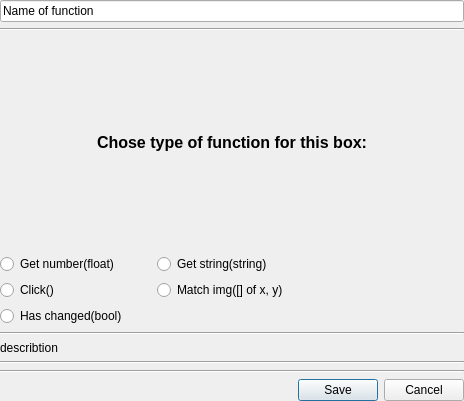
First picture: the form in Design/BoxDialog.ui, repository Kanter666/Botter, before the edit.
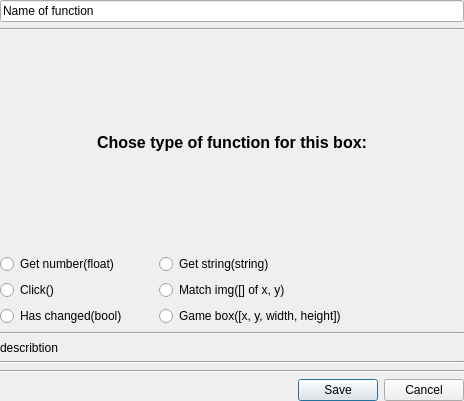
Second picture: the form after the edit.

Commit message: New function for saving box information

What changed in the file:
```diff
--- a/Design/BoxDialog.ui
+++ b/Design/BoxDialog.ui
@@ -145,6 +145,16 @@
       </property>
      </widget>
     </item>
+    <item row="5" column="1" colspan="2">
+     <widget class="QRadioButton" name="game_box_rb">
+      <property name="text">
+       <string>Game box([x, y, width, height])</string>
+      </property>
+      <attribute name="buttonGroup">
+       <string notr="true">function_type</string>
+      </attribute>
+     </widget>
+    </item>
    </layout>
   </widget>
  </widget>
```
The commit also changes 2 other files.
